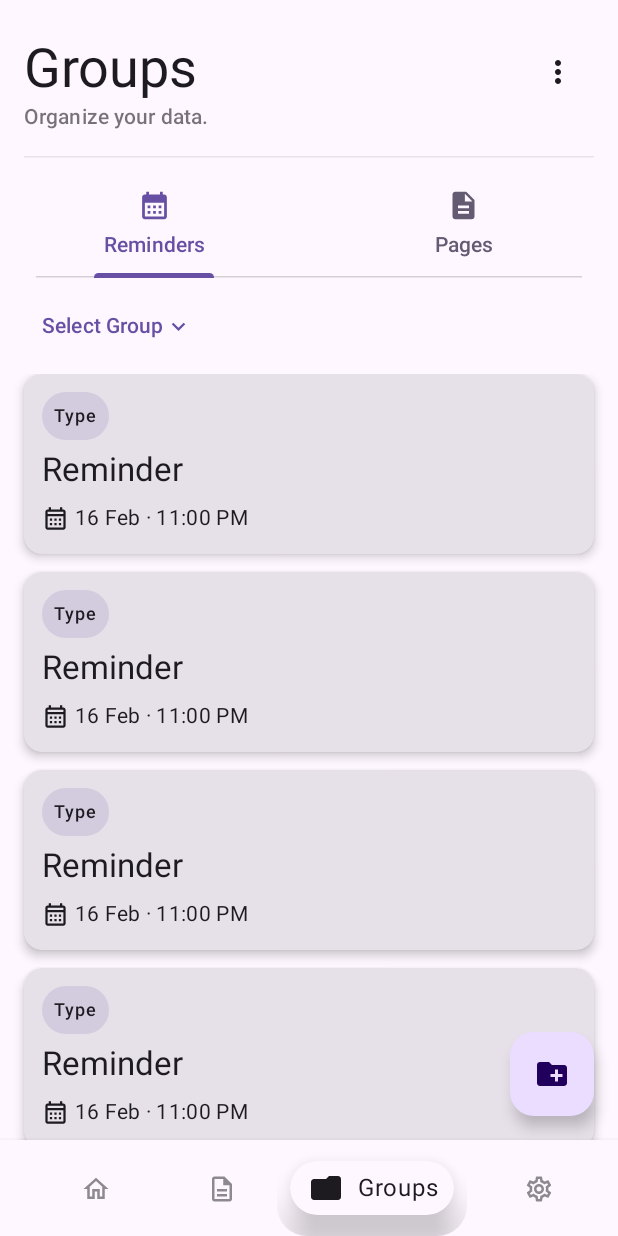
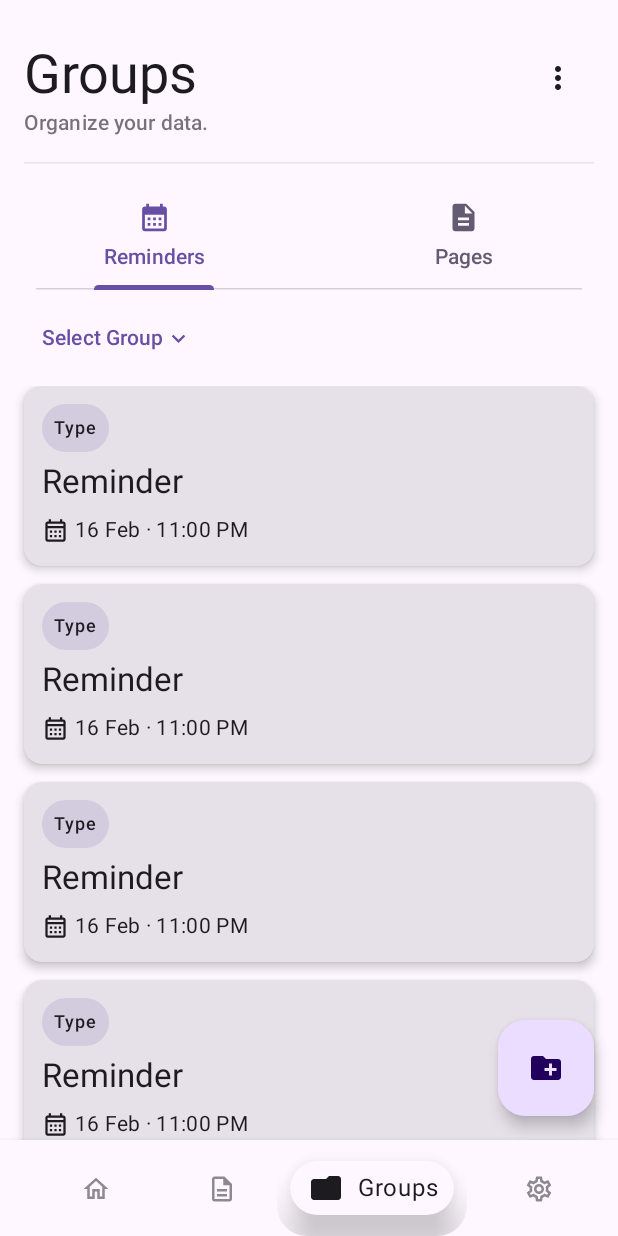
Before and after one commit to DavidL1023/Regimen, an Android app built with Jetpack Compose: the GroupsScreen screen opened through its navigation route, on a phone screen of 412 x 824 dp. Run offline under Robolectric (Android 15) with nearby library versions, the phone set to English and light mode, and no system bars.

Commit message:
Finished CustomFloatingActionButton where it opens a small screen on click

```diff
--- a/app/src/main/java/app/regimen/MainScreen.kt
+++ b/app/src/main/java/app/regimen/MainScreen.kt
@@ -18,10 +18,13 @@ import androidx.compose.foundation.layout.fillMaxHeight
 import androidx.compose.foundation.layout.fillMaxSize
 import androidx.compose.foundation.layout.fillMaxWidth
 import androidx.compose.foundation.layout.height
+import androidx.compose.foundation.layout.offset
 import androidx.compose.foundation.layout.padding
 import androidx.compose.foundation.layout.size
+import androidx.compose.foundation.layout.width
 import androidx.compose.foundation.lazy.LazyColumn
 import androidx.compose.foundation.lazy.LazyListScope
+import androidx.compose.foundation.shape.CircleShape
 import androidx.compose.foundation.shape.CornerSize
 import androidx.compose.foundation.shape.RoundedCornerShape
 import androidx.compose.material.icons.Icons
@@ -35,6 +38,7 @@ import androidx.compose.material.icons.outlined.NotificationAdd
 import androidx.compose.material3.BottomAppBarDefaults
 import androidx.compose.material3.ExperimentalMaterial3Api
 import androidx.compose.material3.FloatingActionButton
+import androidx.compose.material3.FloatingActionButtonDefaults
 import androidx.compose.material3.HorizontalDivider
 import androidx.compose.material3.Icon
 import androidx.compose.material3.LargeTopAppBar
@@ -128,17 +132,15 @@ fun MainScreen() {
         },
         floatingActionButton = {
             if (currentDestination?.route != BottomBarScreen.Settings.route) {
-                val fabIcon = getFabIconForDestination(currentDestination)
-                FloatingActionButton(
-                    onClick = {
-                        dynamicScaffoldState.fabOnClick?.invoke()
-                    }
-                ) {
-                    Icon(imageVector = fabIcon, contentDescription = null)
-                }
+                CustomFloatingActionButton(
+                    expandable = currentDestination?.route in listOf(
+                        BottomBarScreen.Home.route
+                    ),
+                    onFabClick = { dynamicScaffoldState.fabOnClick?.invoke() },
+                    fabIcon = getFabIconForDestination(currentDestination)
+                )
             }
         }
-
     ) {
 
         // MAIN NAV HOST
@@ -192,6 +194,79 @@ fun MainScreen() {
     }
 }
 
+// Custom fab that allows for displaying extended content
+@Composable
+fun CustomFloatingActionButton(
+    expandable: Boolean,
+    onFabClick: () -> Unit,
+    fabIcon: ImageVector
+) {
+    var isExpanded by remember { mutableStateOf(false) }
+    if (!expandable) { // Close the expanded fab if you change to non expandable nav destination
+        isExpanded = false
+    }
+
+    val fabSize = 64.dp
+    val expandedFabWidth by animateDpAsState(
+        targetValue = if (isExpanded) 200.dp else fabSize,
+        animationSpec = spring(dampingRatio = 3f)
+    )
+    val expandedFabHeight by animateDpAsState(
+        targetValue = if (isExpanded) 58.dp else fabSize,
+        animationSpec = spring(dampingRatio = 3f)
+    )
+
+    Column {
+
+        // ExpandedBox over the FAB
+        Box(
+            modifier = Modifier
+                .offset(y = (25).dp)
+                .size(
+                    width = expandedFabWidth,
+                    height = (animateDpAsState(if (isExpanded) 225.dp else 0.dp, animationSpec = spring(dampingRatio = 3f))).value)
+                .background(
+                    MaterialTheme.colorScheme.surfaceContainer,
+                    shape = RoundedCornerShape(18.dp)
+                )
+        ) {
+            // Customize the content of the expanded box as needed
+        }
+
+        FloatingActionButton(
+            onClick = {
+                onFabClick()
+                if (expandable) {
+                    isExpanded = !isExpanded
+                }
+            },
+            modifier = Modifier
+                .width(expandedFabWidth)
+                .height(expandedFabHeight),
+            shape = RoundedCornerShape(18.dp)
+
+        ) {
+
+            Icon(
+                imageVector = fabIcon,
+                contentDescription = null,
+                modifier = Modifier
+                    .size(24.dp)
+                    .offset(x = animateDpAsState(if (isExpanded) -70.dp else 0.dp, animationSpec = spring(dampingRatio = 3f)).value)
+            )
+
+            Text(
+                text = "Create Reminder",
+                softWrap = false,
+                modifier = Modifier
+                    .offset(x = animateDpAsState(if (isExpanded) 10.dp else 50.dp, animationSpec = spring(dampingRatio = 3f)).value)
+                    .alpha(animateFloatAsState(if (isExpanded) 1f else 0f, animationSpec = spring(dampingRatio = 3f)).value)
+            )
+
+        }
+    }
+}
+
 // Custom top app bar that supports subtitle
 @Composable
 fun CustomTopAppBar(
@@ -202,7 +277,7 @@ fun CustomTopAppBar(
 ) {
     Column(
         modifier = Modifier
-            .padding(horizontal = 16.dp, vertical = 8.dp)
+            .padding(horizontal = 16.dp, vertical = 12.dp)
             .fillMaxWidth()
     ) {
         Spacer(modifier = Modifier.padding(top = 16.dp))
--- a/app/src/main/java/app/regimen/screens/Groups.kt
+++ b/app/src/main/java/app/regimen/screens/Groups.kt
@@ -7,9 +7,11 @@ import androidx.compose.animation.AnimatedContentTransitionScope.SlideDirection.
 import androidx.compose.animation.ExperimentalAnimationApi
 import androidx.compose.animation.core.EaseIn
 import androidx.compose.animation.core.EaseOut
+import androidx.compose.animation.core.Spring
 import androidx.compose.animation.core.Transition
 import androidx.compose.animation.core.animateDpAsState
 import androidx.compose.animation.core.animateFloatAsState
+import androidx.compose.animation.core.spring
 import androidx.compose.animation.core.tween
 import androidx.compose.animation.fadeIn
 import androidx.compose.animation.fadeOut
@@ -320,7 +322,7 @@ fun ExpandableGroupList(isVisible: Boolean) {
     var selectedItem by remember { mutableIntStateOf(0) }
 
     val targetHeight = if (isVisible) 138.dp else 0.dp
-    val animatedHeight by animateDpAsState(targetValue = targetHeight)
+    val animatedHeight by animateDpAsState(targetValue = targetHeight, animationSpec = spring(dampingRatio = 2f))
 
     val leftRightFade = Brush.horizontalGradient(0f to Color.Transparent, 0.03f to Color.Red, 0.97f to Color.Red, 1f to Color.Transparent)
 
```
